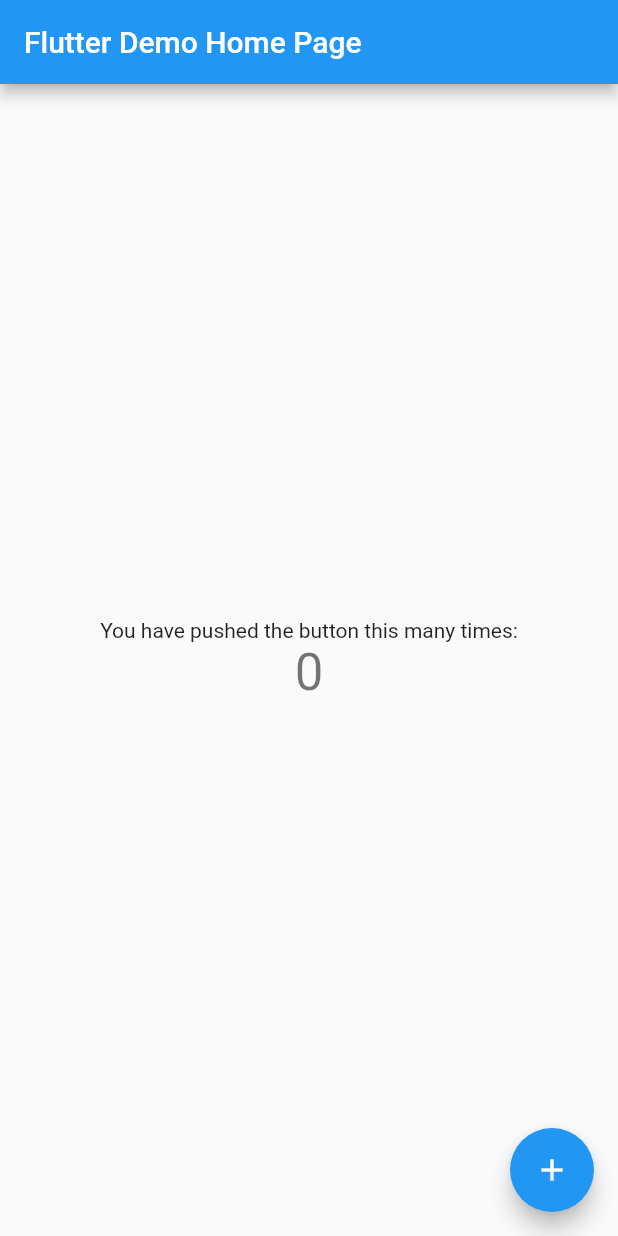
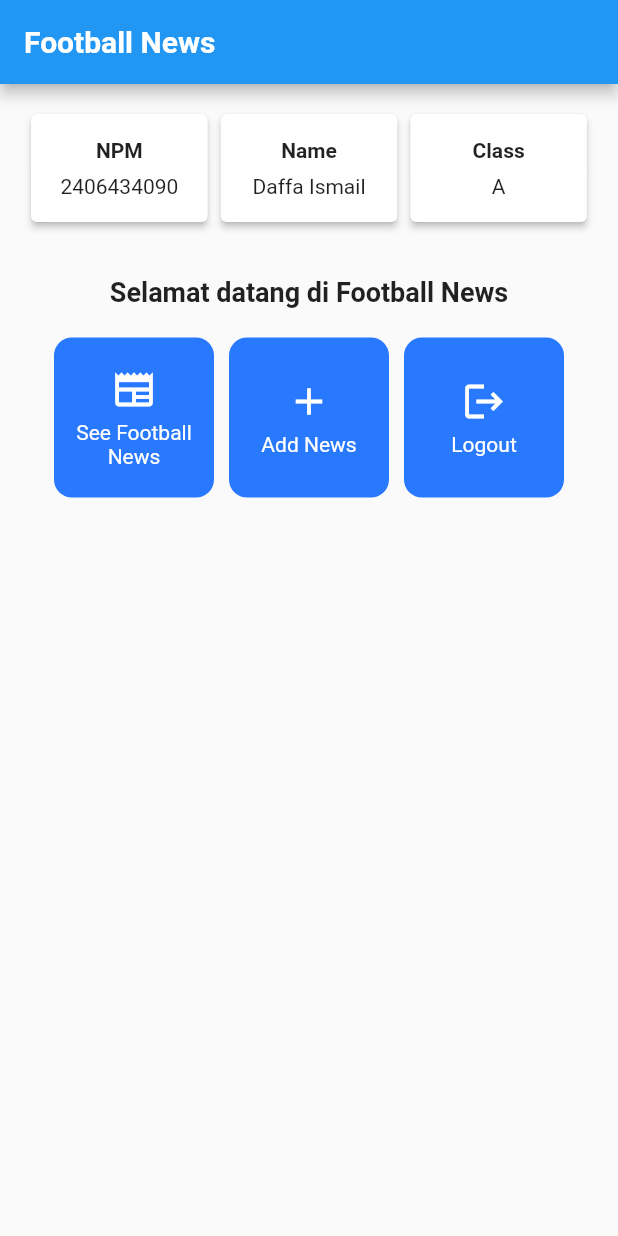
Before and after one commit to dfi06/football-news-mobile, a Flutter app: the screen it shows after launch, on a phone screen of 412 x 824 dp. Run offline on Flutter 3.47's test engine with Material 2 defaults, Android fonts, the phone set to English and light mode, and no system bars.

Commit message:
tutorial 6 selesai

```diff
--- a/lib/main.dart
+++ b/lib/main.dart
@@ -1,4 +1,5 @@
 import 'package:flutter/material.dart';
+import 'package:football_news/menu.dart';
 
 void main() {
   runApp(const MyApp());
@@ -23,93 +24,10 @@ class MyApp extends StatelessWidget {
         // Notice that the counter didn't reset back to zero; the application
         // is not restarted.
         primarySwatch: Colors.blue,
+         colorScheme: ColorScheme.fromSwatch(primarySwatch: Colors.blue)
+ .copyWith(secondary: Colors.blueAccent[400]),
       ),
-      home: const MyHomePage(title: 'Flutter Demo Home Page'),
+      home: MyHomePage(),
     );
   }
 }
-
-class MyHomePage extends StatefulWidget {
-  const MyHomePage({super.key, required this.title});
-
-  // This widget is the home page of your application. It is stateful, meaning
-  // that it has a State object (defined below) that contains fields that affect
-  // how it looks.
-
-  // This class is the configuration for the state. It holds the values (in this
-  // case the title) provided by the parent (in this case the App widget) and
-  // used by the build method of the State. Fields in a Widget subclass are
-  // always marked "final".
-
-  final String title;
-
-  @override
-  State<MyHomePage> createState() => _MyHomePageState();
-}
-
-class _MyHomePageState extends State<MyHomePage> {
-  int _counter = 0;
-
-  void _incrementCounter() {
-    setState(() {
-      // This call to setState tells the Flutter framework that something has
-      // changed in this State, which causes it to rerun the build method below
-      // so that the display can reflect the updated values. If we changed
-      // _counter without calling setState(), then the build method would not be
-      // called again, and so nothing would appear to happen.
-      _counter++;
-    });
-  }
-
-  @override
-  Widget build(BuildContext context) {
-    // This method is rerun every time setState is called, for instance as done
-    // by the _incrementCounter method above.
-    //
-    // The Flutter framework has been optimized to make rerunning build methods
-    // fast, so that you can just rebuild anything that needs updating rather
-    // than having to individually change instances of widgets.
-    return Scaffold(
-      appBar: AppBar(
-        // Here we take the value from the MyHomePage object that was created by
-        // the App.build method, and use it to set our appbar title.
-        title: Text(widget.title),
-      ),
-      body: Center(
-        // Center is a layout widget. It takes a single child and positions it
-        // in the middle of the parent.
-        child: Column(
-          // Column is also a layout widget. It takes a list of children and
-          // arranges them vertically. By default, it sizes itself to fit its
-          // children horizontally, and tries to be as tall as its parent.
-          //
-          // Invoke "debug painting" (press "p" in the console, choose the
-          // "Toggle Debug Paint" action from the Flutter Inspector in Android
-          // Studio, or the "Toggle Debug Paint" command in Visual Studio Code)
-          // to see the wireframe for each widget.
-          //
-          // Column has various properties to control how it sizes itself and
-          // how it positions its children. Here we use mainAxisAlignment to
-          // center the children vertically; the main axis here is the vertical
-          // axis because Columns are vertical (the cross axis would be
-          // horizontal).
-          mainAxisAlignment: MainAxisAlignment.center,
-          children: <Widget>[
-            const Text(
-              'You have pushed the button this many times:',
-            ),
-            Text(
-              '$_counter',
-              style: Theme.of(context).textTheme.headline4,
-            ),
-          ],
-        ),
-      ),
-      floatingActionButton: FloatingActionButton(
-        onPressed: _incrementCounter,
-        tooltip: 'Increment',
-        child: const Icon(Icons.add),
-      ), // This trailing comma makes auto-formatting nicer for build methods.
-    );
-  }
-}
--- /dev/null
+++ b/lib/menu.dart
@@ -0,0 +1,190 @@
+import 'package:flutter/material.dart';
+
+
+class MyHomePage extends StatelessWidget {
+    MyHomePage({super.key});
+
+    final String nama = "Daffa Ismail"; //nama
+    final String npm = "2406434090"; //npm
+    final String kelas = "A"; //kelas
+
+    final List<ItemHomepage> items = [
+      ItemHomepage("See Football News", Icons.newspaper),
+      ItemHomepage("Add News", Icons.add),
+      ItemHomepage("Logout", Icons.logout),
+    ];
+
+    @override
+    Widget build(BuildContext context) {
+    // Scaffold menyediakan struktur dasar halaman dengan AppBar dan body.
+    return Scaffold(
+      // AppBar adalah bagian atas halaman yang menampilkan judul.
+      appBar: AppBar(
+        // Judul aplikasi "Football News" dengan teks putih dan tebal.
+        title: const Text(
+          'Football News',
+          style: TextStyle(
+            color: Colors.white,
+            fontWeight: FontWeight.bold,
+          ),
+        ),
+        // Warna latar belakang AppBar diambil dari skema warna tema aplikasi.
+        backgroundColor: Theme.of(context).colorScheme.primary,
+      ),
+      // Body halaman dengan padding di sekelilingnya.
+      body: Padding(
+        padding: const EdgeInsets.all(16.0),
+        // Menyusun widget secara vertikal dalam sebuah kolom.
+        child: Column(
+          crossAxisAlignment: CrossAxisAlignment.center,
+          children: [
+            // Row untuk menampilkan 3 InfoCard secara horizontal.
+            Row(
+              mainAxisAlignment: MainAxisAlignment.spaceEvenly,
+              children: [
+                InfoCard(title: 'NPM', content: npm),
+                InfoCard(title: 'Name', content: nama),
+                InfoCard(title: 'Class', content: kelas),
+              ],
+            ),
+
+            // Memberikan jarak vertikal 16 unit.
+            const SizedBox(height: 16.0),
+
+            // Menempatkan widget berikutnya di tengah halaman.
+            Center(
+              child: Column(
+                // Menyusun teks dan grid item secara vertikal.
+
+                children: [
+                  // Menampilkan teks sambutan dengan gaya tebal dan ukuran 18.
+                  const Padding(
+                    padding: EdgeInsets.only(top: 16.0),
+                    child: Text(
+                      'Selamat datang di Football News',
+                      style: TextStyle(
+                        fontWeight: FontWeight.bold,
+                        fontSize: 18.0,
+                      ),
+                    ),
+                  ),
+
+                  // Grid untuk menampilkan ItemCard dalam bentuk grid 3 kolom.
+                  GridView.count(
+                    primary: true,
+                    padding: const EdgeInsets.all(20),
+                    crossAxisSpacing: 10,
+                    mainAxisSpacing: 10,
+                    crossAxisCount: 3,
+                    // Agar grid menyesuaikan tinggi kontennya.
+                    shrinkWrap: true,
+
+                    // Menampilkan ItemCard untuk setiap item dalam list items.
+                    children: items.map((ItemHomepage item) {
+                      return ItemCard(item);
+                    }).toList(),
+                  ),
+                ],
+              ),
+            ),
+          ],
+        ),
+      ),
+    );
+  }
+
+}
+
+class InfoCard extends StatelessWidget {
+  // Kartu informasi yang menampilkan title dan content.
+
+  final String title;  // Judul kartu.
+  final String content;  // Isi kartu.
+
+  const InfoCard({super.key, required this.title, required this.content});
+
+  @override
+  Widget build(BuildContext context) {
+    return Card(
+      // Membuat kotak kartu dengan bayangan dibawahnya.
+      elevation: 2.0,
+      child: Container(
+        // Mengatur ukuran dan jarak di dalam kartu.
+        width: MediaQuery.of(context).size.width / 3.5, // menyesuaikan dengan lebar device yang digunakan.
+        padding: const EdgeInsets.all(16.0),
+        // Menyusun title dan content secara vertikal.
+        child: Column(
+          children: [
+            Text(
+              title,
+              style: const TextStyle(fontWeight: FontWeight.bold),
+            ),
+            const SizedBox(height: 8.0),
+            Text(content),
+          ],
+        ),
+      ),
+    );
+  }
+}
+
+class ItemCard extends StatelessWidget {
+  // Menampilkan kartu dengan ikon dan nama.
+
+  final ItemHomepage item;
+
+  const ItemCard(this.item, {super.key});
+
+  @override
+  Widget build(BuildContext context) {
+    return Material(
+      // Menentukan warna latar belakang dari tema aplikasi.
+      color: Theme.of(context).colorScheme.secondary,
+      // Membuat sudut kartu melengkung.
+      borderRadius: BorderRadius.circular(12),
+
+      child: InkWell(
+        // Aksi ketika kartu ditekan.
+        onTap: () {
+          // Menampilkan pesan SnackBar saat kartu ditekan.
+          ScaffoldMessenger.of(context)
+            ..hideCurrentSnackBar()
+            ..showSnackBar(
+              SnackBar(content: Text("Kamu telah menekan tombol ${item.name}!"))
+            );
+        },
+        // Container untuk menyimpan Icon dan Text
+        child: Container(
+          padding: const EdgeInsets.all(8),
+          child: Center(
+            child: Column(
+              // Menyusun ikon dan teks di tengah kartu.
+              mainAxisAlignment: MainAxisAlignment.center,
+              children: [
+                Icon(
+                  item.icon,
+                  color: Colors.white,
+                  size: 30.0,
+                ),
+                const Padding(padding: EdgeInsets.all(3)),
+                Text(
+                  item.name,
+                  textAlign: TextAlign.center,
+                  style: const TextStyle(color: Colors.white),
+                ),
+              ],
+            ),
+          ),
+        ),
+      ),
+    );
+  }
+
+}
+
+class ItemHomepage {
+ final String name;
+ final IconData icon;
+
+ ItemHomepage(this.name, this.icon);
+}
```
